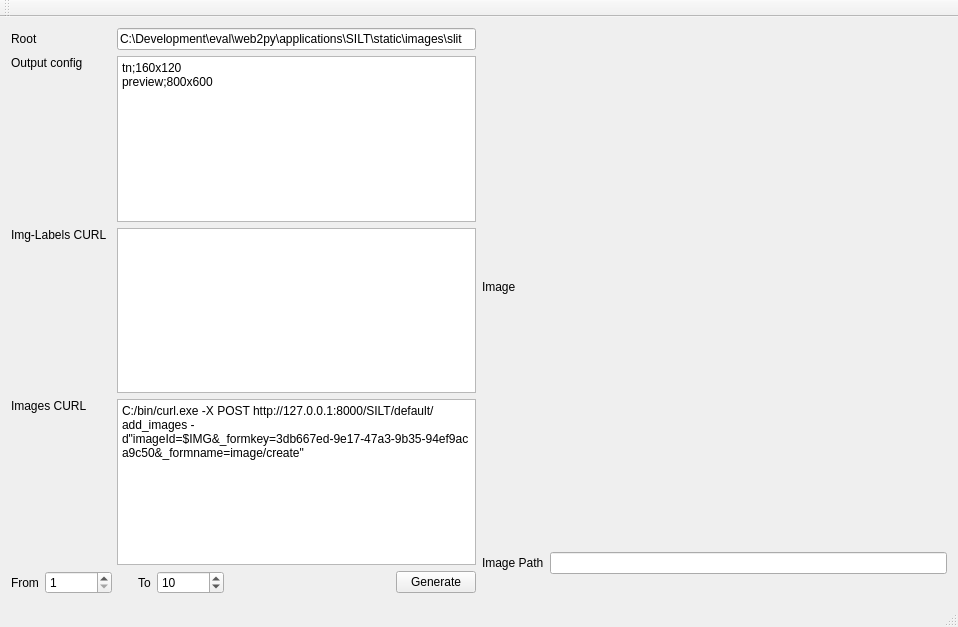
First picture: the form in SILTImport/mainwindow.ui, repository vheinitz/SILT, before the edit.
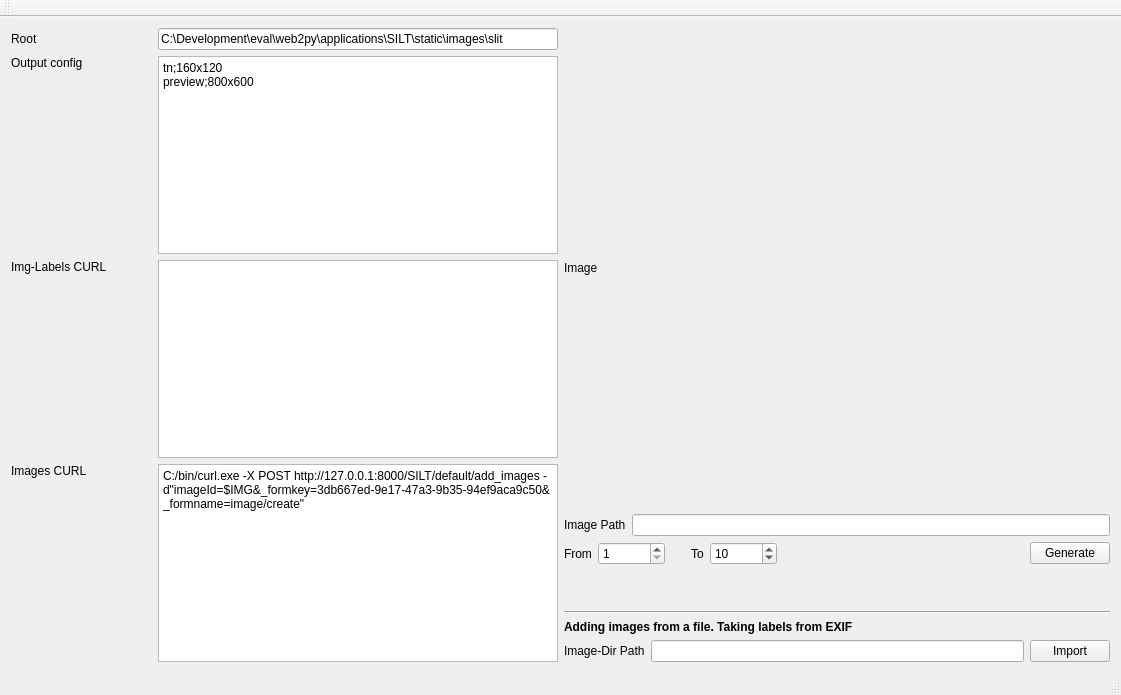
Second picture: the form after the edit.

Commit message: importing images from dir. ongoing...

Diff of the .ui file:
```diff
--- a/SILTImport/mainwindow.ui
+++ b/SILTImport/mainwindow.ui
@@ -6,8 +6,8 @@
    <rect>
     <x>0</x>
     <y>0</y>
-    <width>958</width>
-    <height>627</height>
+    <width>1121</width>
+    <height>684</height>
    </rect>
   </property>
   <property name="windowTitle">
@@ -190,6 +190,52 @@
         </item>
        </layout>
       </item>
+     </layout>
+    </item>
+    <item>
+     <layout class="QVBoxLayout" name="verticalLayout_3">
+      <item>
+       <widget class="QLabel" name="lImage">
+        <property name="sizePolicy">
+         <sizepolicy hsizetype="Maximum" vsizetype="Maximum">
+          <horstretch>0</horstretch>
+          <verstretch>0</verstretch>
+         </sizepolicy>
+        </property>
+        <property name="minimumSize">
+         <size>
+          <width>0</width>
+          <height>480</height>
+         </size>
+        </property>
+        <property name="maximumSize">
+         <size>
+          <width>640</width>
+          <height>480</height>
+         </size>
+        </property>
+        <property name="text">
+         <string>Image</string>
+        </property>
+       </widget>
+      </item>
+      <item>
+       <layout class="QHBoxLayout" name="horizontalLayout_5">
+        <property name="sizeConstraint">
+         <enum>QLayout::SetMinimumSize</enum>
+        </property>
+        <item>
+         <widget class="QLabel" name="label_6">
+          <property name="text">
+           <string>Image Path</string>
+          </property>
+         </widget>
+        </item>
+        <item>
+         <widget class="QLineEdit" name="eImage"/>
+        </item>
+       </layout>
+      </item>
       <item>
        <layout class="QHBoxLayout" name="horizontalLayout_4">
         <item>
@@ -267,37 +313,63 @@
         </item>
        </layout>
       </item>
-     </layout>
-    </item>
-    <item>
-     <layout class="QVBoxLayout" name="verticalLayout_3">
       <item>
-       <widget class="QLabel" name="lImage">
-        <property name="maximumSize">
+       <spacer name="verticalSpacer_4">
+        <property name="orientation">
+         <enum>Qt::Vertical</enum>
+        </property>
+        <property name="sizeType">
+         <enum>QSizePolicy::MinimumExpanding</enum>
+        </property>
+        <property name="sizeHint" stdset="0">
          <size>
-          <width>640</width>
-          <height>480</height>
+          <width>20</width>
+          <height>40</height>
          </size>
         </property>
+       </spacer>
+      </item>
+      <item>
+       <widget class="Line" name="line">
+        <property name="orientation">
+         <enum>Qt::Horizontal</enum>
+        </property>
+       </widget>
+      </item>
+      <item>
+       <widget class="QLabel" name="label_9">
+        <property name="font">
+         <font>
+          <weight>75</weight>
+          <bold>true</bold>
+         </font>
+        </property>
         <property name="text">
-         <string>Image</string>
+         <string>Adding images from a file. Taking labels from EXIF</string>
         </property>
        </widget>
       </item>
       <item>
-       <layout class="QHBoxLayout" name="horizontalLayout_5">
+       <layout class="QHBoxLayout" name="horizontalLayout_7">
         <property name="sizeConstraint">
          <enum>QLayout::SetMinimumSize</enum>
         </property>
         <item>
-         <widget class="QLabel" name="label_6">
+         <widget class="QLabel" name="label_8">
           <property name="text">
-           <string>Image Path</string>
+           <string>Image-Dir Path</string>
           </property>
          </widget>
         </item>
         <item>
-         <widget class="QLineEdit" name="eImage"/>
+         <widget class="QLineEdit" name="eImageDirPath"/>
+        </item>
+        <item>
+         <widget class="QPushButton" name="bImport">
+          <property name="text">
+           <string>Import</string>
+          </property>
+         </widget>
         </item>
        </layout>
       </item>
```
Left out of the diff: 2 changed lines with no effect on the pictures. The commit also changes 2 other files.
